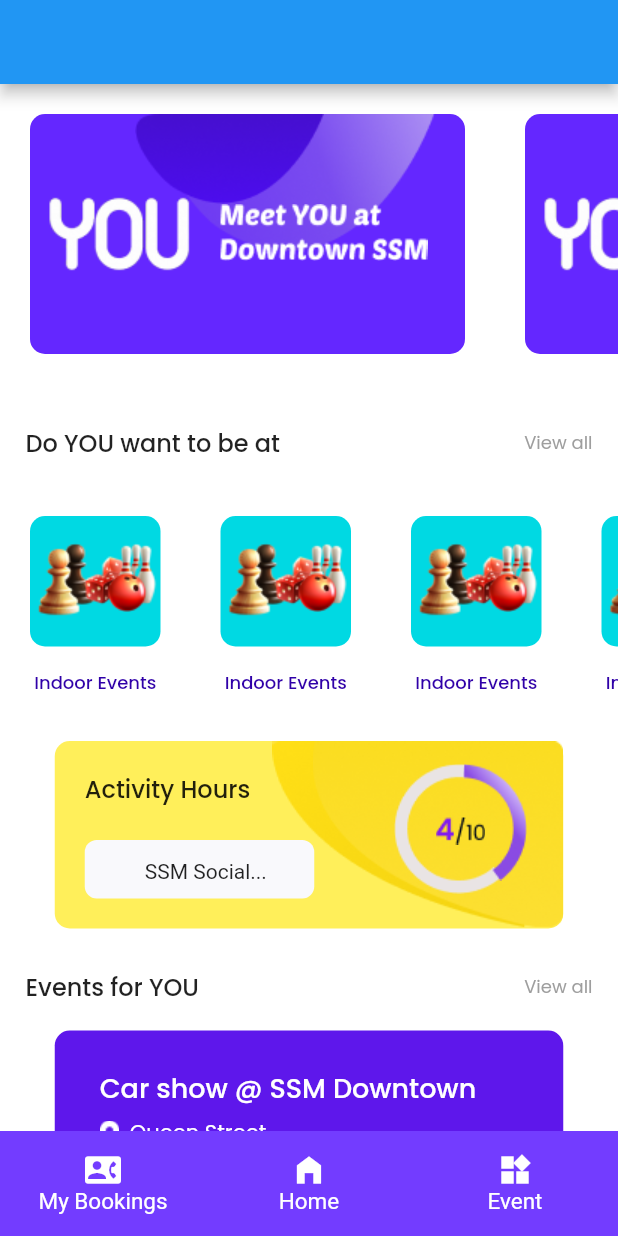
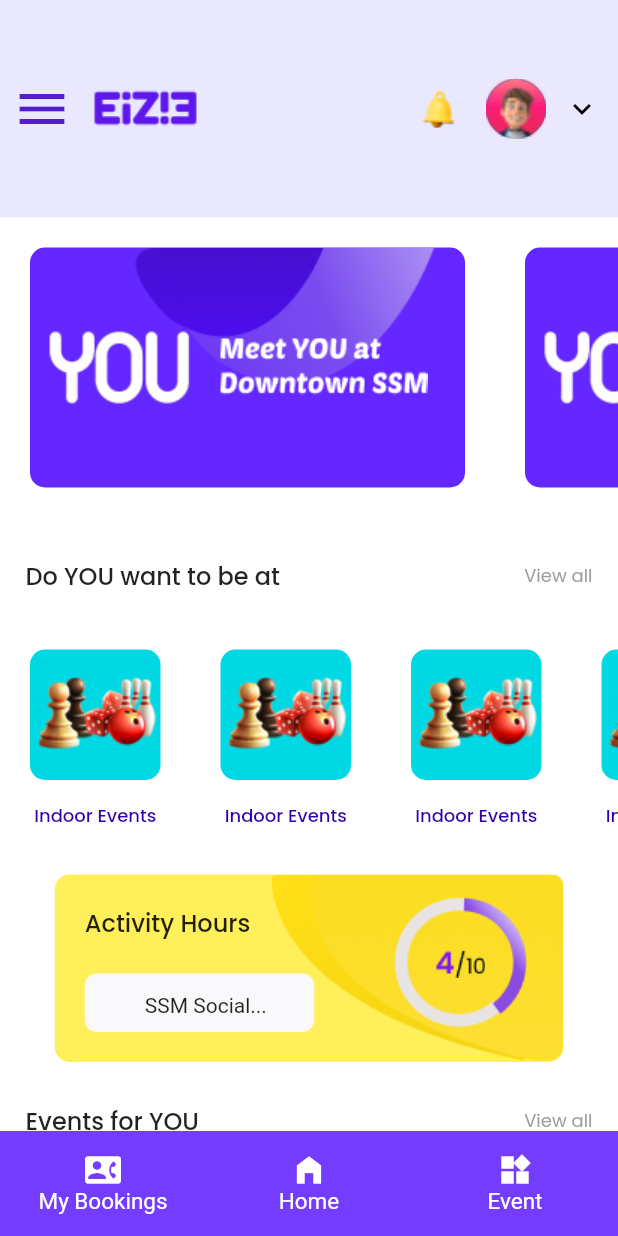
Before and after one commit to NavaneethMukundan/EIZIE, a Flutter app: the screen it shows after launch, item 2 of the bottom bar chosen, on a phone screen of 412 x 824 dp. Run offline on Flutter 3.47's test engine with Material 2 defaults, Android fonts, the phone set to English and light mode, and no system bars; our stand-ins replace google_fonts.

Commit message:
Home almost Completed

```diff
--- a/lib/features/home/view/home_page.dart
+++ b/lib/features/home/view/home_page.dart
@@ -1,3 +1,4 @@
+import 'package:eizie/features/event/widget/eventappbar.dart';
 import 'package:eizie/utils/constraints.dart';
 import 'package:flutter/material.dart';
 import 'package:google_fonts/google_fonts.dart';
@@ -11,12 +12,13 @@ class HomePage extends StatelessWidget {
       backgroundColor: const Color(
         0xffFFFFFF,
       ),
-      appBar: AppBar(),
+      // appBar: appbarwidget(),
       body: ListView(
         children: [
           SingleChildScrollView(
             child: Column(
               children: [
+                appbarwidget(),
                 SizedBox(
                   height: 200,
                   child: ListView.builder(
```
